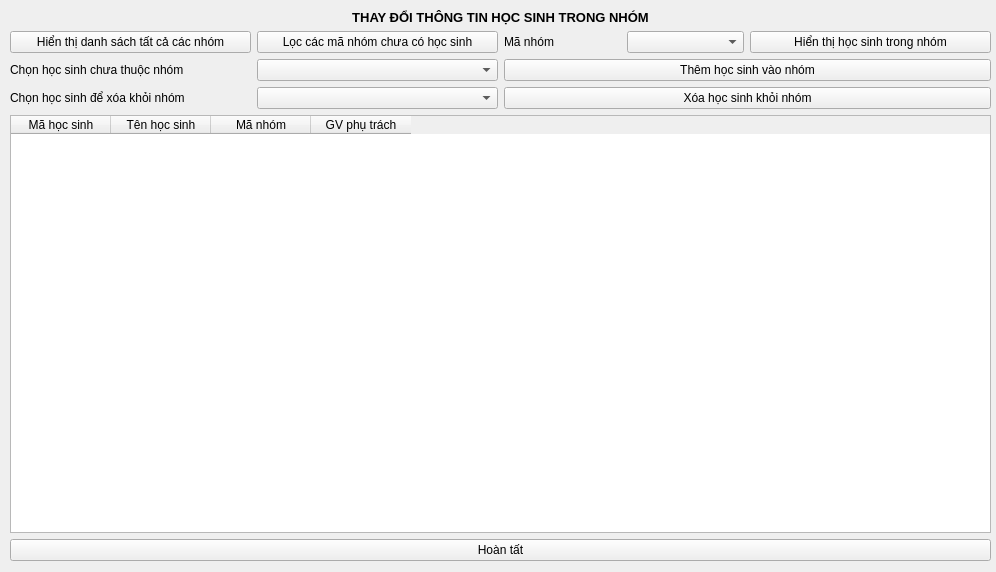
longpham6595/kvmanagement, file TranslateUiPyPackage/ui_ip/M42_thaydoihstrongnhom.ui: the form before one commit.
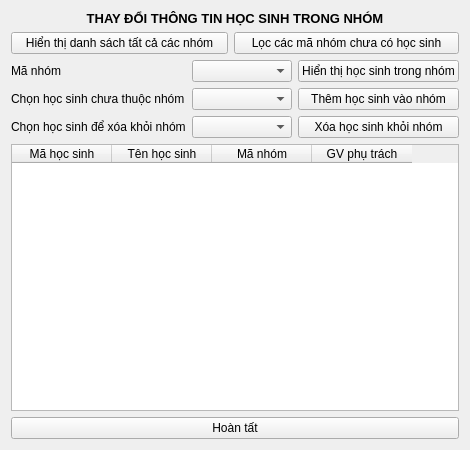
The form after the commit.

Patch:
```diff
--- a/TranslateUiPyPackage/ui_ip/M42_thaydoihstrongnhom.ui
+++ b/TranslateUiPyPackage/ui_ip/M42_thaydoihstrongnhom.ui
@@ -6,128 +6,70 @@
    <rect>
     <x>0</x>
     <y>0</y>
-    <width>996</width>
-    <height>572</height>
+    <width>470</width>
+    <height>450</height>
    </rect>
   </property>
+  <property name="minimumSize">
+   <size>
+    <width>470</width>
+    <height>450</height>
+   </size>
+  </property>
   <property name="windowTitle">
    <string>Thay đổi thông tin học sinh trong nhóm</string>
   </property>
-  <widget class="QWidget" name="layoutWidget">
-   <property name="geometry">
-    <rect>
-     <x>10</x>
-     <y>10</y>
-     <width>981</width>
-     <height>551</height>
-    </rect>
-   </property>
-   <layout class="QVBoxLayout" name="verticalLayout_4">
-    <item>
-     <widget class="QLabel" name="label_4">
-      <property name="text">
-       <string>&lt;html&gt;&lt;head/&gt;&lt;body&gt;&lt;p align=&quot;center&quot;&gt;&lt;span style=&quot; font-size:10pt; font-weight:600;&quot;&gt;THAY ĐỔI THÔNG TIN HỌC SINH TRONG NHÓM&lt;/span&gt;&lt;/p&gt;&lt;/body&gt;&lt;/html&gt;</string>
-      </property>
-     </widget>
-    </item>
-    <item>
-     <layout class="QVBoxLayout" name="verticalLayout_3">
-      <item>
-       <layout class="QHBoxLayout" name="horizontalLayout_2">
-        <item>
-         <widget class="QPushButton" name="dstoanbonhom">
-          <property name="text">
-           <string>Hiển thị danh sách tất cả các nhóm</string>
-          </property>
-         </widget>
-        </item>
-        <item>
-         <widget class="QPushButton" name="locmanhommoi">
-          <property name="text">
-           <string>Lọc các mã nhóm chưa có học sinh</string>
-          </property>
-         </widget>
-        </item>
-        <item>
-         <layout class="QHBoxLayout" name="horizontalLayout">
-          <item>
+  <layout class="QGridLayout" name="gridLayout">
+   <item row="5" column="0">
            <widget class="QLabel" name="label">
             <property name="text">
              <string>Mã nhóm</string>
             </property>
            </widget>
           </item>
-          <item>
-           <widget class="QComboBox" name="option_manhommoi"/>
-          </item>
-         </layout>
-        </item>
-        <item>
-         <widget class="QPushButton" name="viewhs">
+   <item row="7" column="6">
+    <widget class="QPushButton" name="xoahs">
           <property name="text">
-           <string>Hiển thị học sinh trong nhóm</string>
+      <string>Xóa học sinh khỏi nhóm</string>
           </property>
          </widget>
         </item>
-       </layout>
-      </item>
-      <item>
-       <layout class="QHBoxLayout" name="horizontalLayout_5">
-        <item>
-         <layout class="QVBoxLayout" name="verticalLayout">
-          <item>
-           <layout class="QHBoxLayout" name="horizontalLayout_3">
-            <item>
+   <item row="6" column="0">
              <widget class="QLabel" name="label_2">
               <property name="text">
                <string>Chọn học sinh chưa thuộc nhóm</string>
               </property>
              </widget>
             </item>
-            <item>
-             <widget class="QComboBox" name="option_chonhsthem"/>
-            </item>
-           </layout>
-          </item>
-          <item>
-           <layout class="QHBoxLayout" name="horizontalLayout_4">
-            <item>
+   <item row="7" column="0">
              <widget class="QLabel" name="label_3">
               <property name="text">
                <string>Chọn học sinh để xóa khỏi nhóm</string>
               </property>
              </widget>
             </item>
-            <item>
-             <widget class="QComboBox" name="option_chonhsxoa"/>
-            </item>
-           </layout>
-          </item>
-         </layout>
-        </item>
-        <item>
-         <layout class="QVBoxLayout" name="verticalLayout_2">
-          <item>
+   <item row="6" column="6">
            <widget class="QPushButton" name="ths">
             <property name="text">
              <string>Thêm học sinh vào nhóm</string>
             </property>
            </widget>
           </item>
-          <item>
-           <widget class="QPushButton" name="xoahs">
+   <item row="5" column="6">
+    <widget class="QPushButton" name="viewhs">
             <property name="text">
-             <string>Xóa học sinh khỏi nhóm</string>
+      <string>Hiển thị học sinh trong nhóm</string>
             </property>
            </widget>
           </item>
-         </layout>
-        </item>
-       </layout>
-      </item>
-     </layout>
-    </item>
-    <item>
+   <item row="1" column="0" colspan="3">
+    <widget class="QPushButton" name="dstoanbonhom">
+     <property name="text">
+      <string>Hiển thị danh sách tất cả các nhóm</string>
+     </property>
+    </widget>
+   </item>
+   <item row="8" column="0" colspan="7">
      <widget class="QTableWidget" name="dshocsinhtheonhom_view">
       <column>
        <property name="text">
@@ -151,7 +93,30 @@
       </column>
      </widget>
     </item>
-    <item>
+   <item row="1" column="3" colspan="4">
+    <widget class="QPushButton" name="locmanhommoi">
+     <property name="text">
+      <string>Lọc các mã nhóm chưa có học sinh</string>
+     </property>
+    </widget>
+   </item>
+   <item row="5" column="1" colspan="5">
+    <widget class="QComboBox" name="option_manhommoi"/>
+   </item>
+   <item row="6" column="1" colspan="5">
+    <widget class="QComboBox" name="option_chonhsthem"/>
+   </item>
+   <item row="7" column="1" colspan="5">
+    <widget class="QComboBox" name="option_chonhsxoa"/>
+   </item>
+   <item row="0" column="0" colspan="7">
+    <widget class="QLabel" name="label_4">
+     <property name="text">
+      <string>&lt;html&gt;&lt;head/&gt;&lt;body&gt;&lt;p align=&quot;center&quot;&gt;&lt;span style=&quot; font-size:10pt; font-weight:600;&quot;&gt;THAY ĐỔI THÔNG TIN HỌC SINH TRONG NHÓM&lt;/span&gt;&lt;/p&gt;&lt;/body&gt;&lt;/html&gt;</string>
+     </property>
+    </widget>
+   </item>
+   <item row="9" column="0" colspan="7">
      <widget class="QPushButton" name="hoantat">
       <property name="text">
        <string>Hoàn tất</string>
@@ -159,7 +124,6 @@
      </widget>
     </item>
    </layout>
-  </widget>
  </widget>
  <resources/>
  <connections/>
```
Lines whose indentation alone changed are shown as unchanged.
